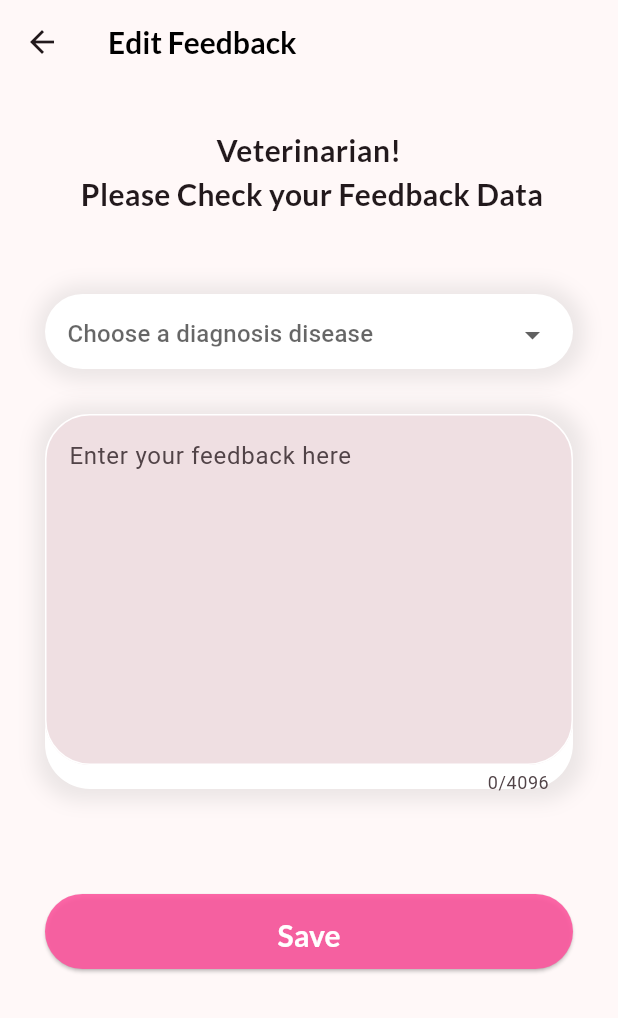
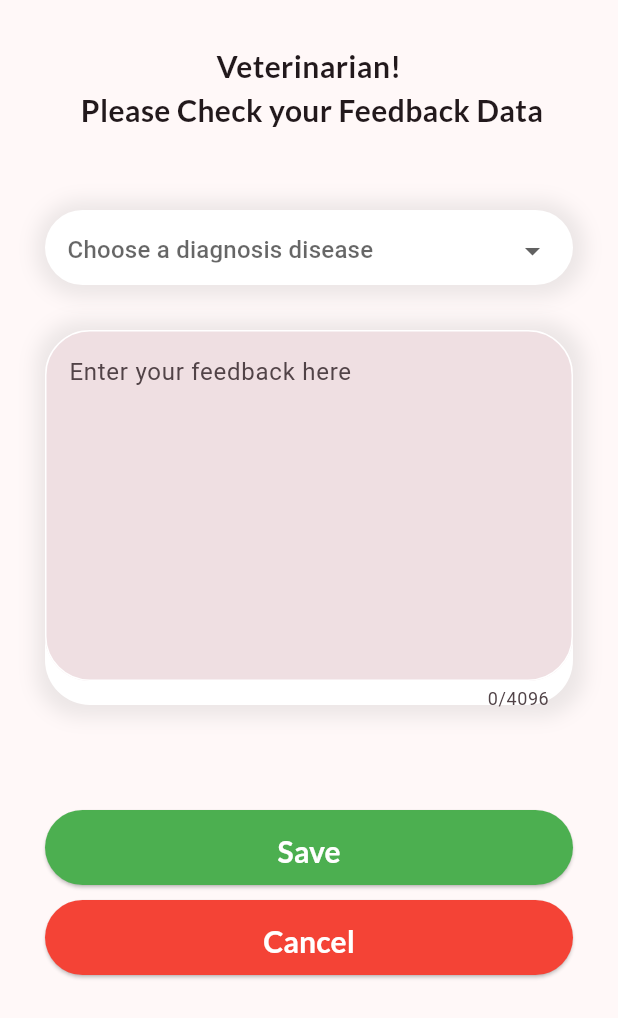
Before and after one commit to Tiarasekarsini/067_AloAnimal, a Flutter app: the EditFeedback1 screen opened directly, on a phone screen of 412 x 824 dp. Shown: the top 1018 px of the screen. Run offline on Flutter 3.47's test engine with Material 2 defaults, Android fonts, the phone set to English and light mode, and no system bars; our stand-ins replace awesome_dialog, cloud_firestore, firebase_auth, firebase_core, fluttertoast, google_fonts and 1 more; accounts and stored records are empty.

```diff
--- a/lib/model/diagnosis_model.dart
+++ b/lib/model/diagnosis_model.dart
@@ -3,18 +3,15 @@ import 'dart:convert';
 class DiagnosisModel {
   String? id;
   String? namaPenyakit;
-  String? feedback;
   DiagnosisModel({
     this.id,
     this.namaPenyakit,
-    this.feedback,
   });
 
   Map<String, dynamic> toMap() {
     return {
       'id': id,
       'namaPenyakit': namaPenyakit,
-      'feedback': feedback,
     };
   }
 
@@ -22,7 +19,6 @@ class DiagnosisModel {
     return DiagnosisModel(
       id: map['id'],
       namaPenyakit: map['namaPenyakit'],
-      feedback: map['feedback'],
     );
   }
 
--- a/lib/view/admin/feedback1/edit_feedback1.dart
+++ b/lib/view/admin/feedback1/edit_feedback1.dart
@@ -40,18 +40,6 @@ class _EditFeedback1State extends State<EditFeedback1> {
   @override
   Widget build(BuildContext context) {
     return Scaffold(
-        appBar: AppBar(
-          title: const Text('Edit Feedback'),
-          titleTextStyle: GoogleFonts.lato(
-              fontSize: 20, fontWeight: FontWeight.bold, color: Colors.black),
-          leading: IconButton(
-            icon: Icon(Icons.arrow_back),
-            onPressed: () {
-              Navigator.pushReplacement(context,
-                  MaterialPageRoute(builder: (context) => AdminPage()));
-            },
-          ),
-        ),
         body: SingleChildScrollView(
             padding: const EdgeInsets.all(20),
             child: Form(
@@ -149,7 +137,7 @@ class _EditFeedback1State extends State<EditFeedback1> {
                         const EdgeInsets.only(top: 520, left: 10, right: 10),
                     child: ElevatedButton(
                       style: ElevatedButton.styleFrom(
-                        backgroundColor: Color.fromARGB(230, 252, 87, 158),
+                        backgroundColor: Colors.green,
                         minimumSize: Size(double.infinity, 50),
                         shape: RoundedRectangleBorder(
                             borderRadius: BorderRadius.circular(40)),
@@ -193,6 +181,40 @@ class _EditFeedback1State extends State<EditFeedback1> {
                       ),
                     ),
                   ),
+                  Container(
+                    padding:
+                        const EdgeInsets.only(top: 580, left: 10, right: 10),
+                    child: ElevatedButton(
+                      style: ElevatedButton.styleFrom(
+                        backgroundColor: Colors.red,
+                        minimumSize: Size(double.infinity, 50),
+                        shape: RoundedRectangleBorder(
+                            borderRadius: BorderRadius.circular(40)),
+                        textStyle: GoogleFonts.lato(
+                          fontSize: 18,
+                          color: Colors.white,
+                          letterSpacing: 3.5 / 100,
+                          height: 152 / 100,
+                        ),
+                      ),
+                      onPressed: () {
+                        Navigator.pushReplacement(
+                            context,
+                            MaterialPageRoute(
+                                builder: (context) => Feedback1()));
+                      },
+                      //print(cm);
+
+                      child: Text(
+                        'Cancel',
+                        style: GoogleFonts.lato(
+                          fontSize: 20,
+                          color: Colors.white,
+                          fontWeight: FontWeight.bold,
+                        ),
+                      ),
+                    ),
+                  ),
                 ]))));
   }
 }
--- a/pubspec.yaml
+++ b/pubspec.yaml
@@ -44,6 +44,7 @@ dependencies:
   smooth_page_indicator: ^1.1.0
   fluttertoast: ^8.2.2
   awesome_dialog: ^2.2.1
+  intl: ^0.18.1
 
 
 dev_dependencies:
```
Also changed, not shown: lib/view/admin/feedback1/add_feedback1.dart (+35 -13 lines), lib/view/animaldata/add_animal.dart (+27 -0 lines), lib/view/animaldata/edit_animal.dart (+19 -1 lines), pubspec.lock.
